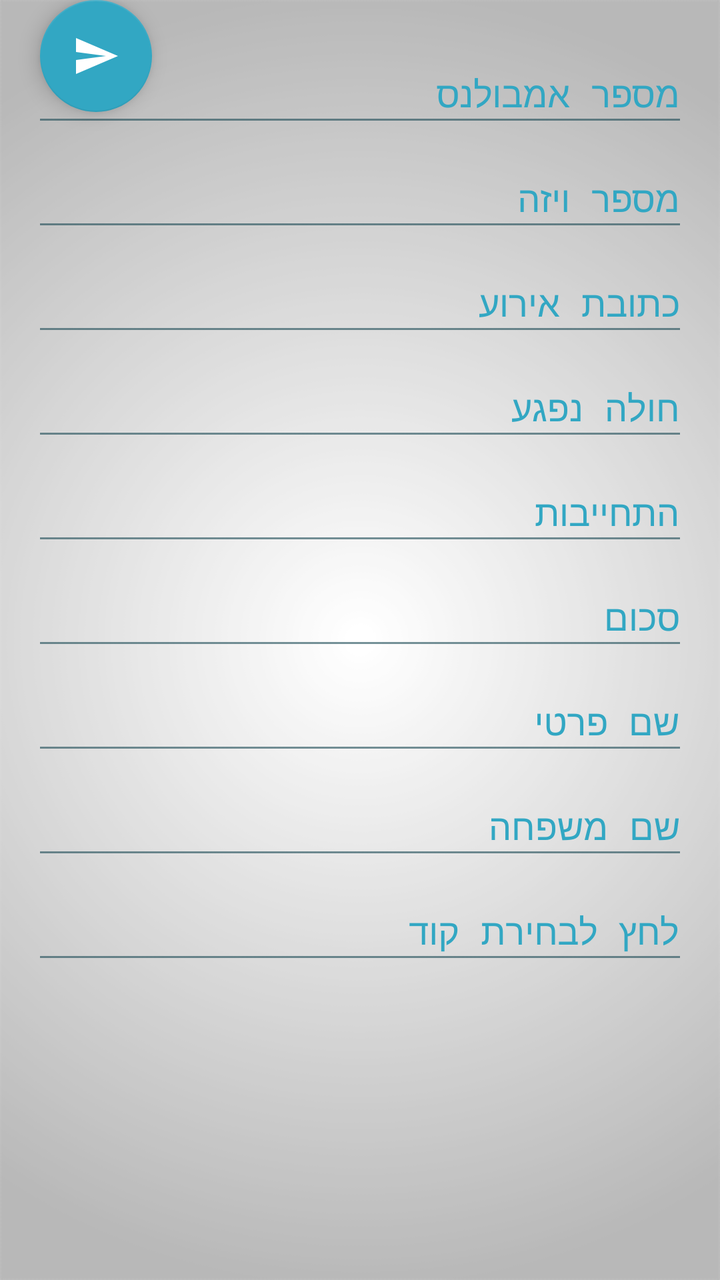
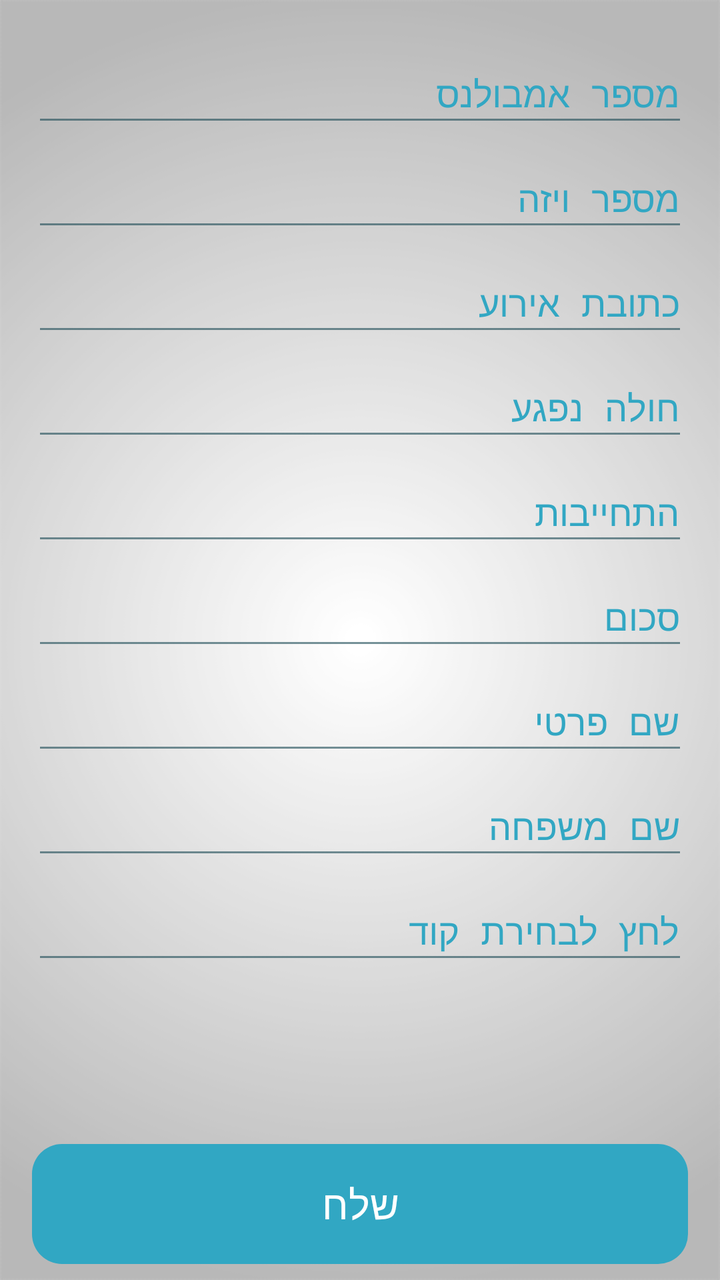

Two renders of the same Android screen: before a commit and after it. Below are the layout's source before the change and the commit's diff.
<!-- AndroidManifest.xml: application theme AppTheme -->
<!-- res/layout/activity_main.xml -->
<?xml version="1.0" encoding="utf-8"?>
<RelativeLayout xmlns:android="http://schemas.android.com/apk/res/android"
    xmlns:app="http://schemas.android.com/apk/res-auto"
    xmlns:tools="http://schemas.android.com/tools"
    android:layout_width="match_parent"
    android:layout_height="match_parent"
    android:fitsSystemWindows="true"
    android:id="@+id/main3">
    <RelativeLayout
        android:layout_width="match_parent"
    android:layout_height="match_parent"
    android:paddingLeft="@dimen/activity_horizontal_margin"
    android:paddingRight="@dimen/activity_horizontal_margin"
    android:paddingTop="@dimen/activity_vertical_margin"
    android:paddingBottom="@dimen/activity_vertical_margin"
        android:layout_marginBottom="55dp"
        android:layoutDirection="ltr"
        app:layout_behavior="@string/appbar_scrolling_view_behavior"
    android:id="@+id/rap">
    <android.support.v4.widget.NestedScrollView
        android:layout_width="wrap_content"
        android:layout_height="wrap_content"
        android:id="@+id/scM">
    <RelativeLayout
        android:layout_width="wrap_content"
        android:layout_height="wrap_content">
        <android.support.design.widget.TextInputLayout
        android:id="@+id/M1ambulanceNumber"
        android:layout_width="match_parent"
        android:layout_height="wrap_content">
            <android.support.design.widget.TextInputEditText
                android:id="@+id/M1txt1E"
                android:layout_width="match_parent"
                android:layout_height="wrap_content"
                android:singleLine="true"
                android:gravity="start"
                android:maxLength="4"
                android:inputType="numberDecimal"
                android:hint="@string/ambN" />
    </android.support.design.widget.TextInputLayout>
        <android.support.design.widget.TextInputLayout
            android:id="@+id/M1visaNumber"
            android:layout_below="@+id/M1ambulanceNumber"
            android:layout_width="match_parent"
            android:layout_height="wrap_content">
            <android.support.design.widget.TextInputEditText
                android:id="@+id/M1visaT"
                android:layout_width="match_parent"
                android:layout_height="wrap_content"
                android:singleLine="true"
                android:gravity="start"
                android:maxLength="4"
                android:inputType="numberDecimal"
                android:hint="@string/visa" />
        </android.support.design.widget.TextInputLayout>
        <android.support.design.widget.TextInputLayout
            android:id="@+id/M1address"
            android:layout_below="@+id/M1visaNumber"
            android:layout_width="match_parent"
            android:layout_height="wrap_content">

            <android.support.design.widget.TextInputEditText
                android:id="@+id/M1addressT"
                android:layout_width="match_parent"
                android:layout_height="wrap_content"
                android:singleLine="true"
                android:gravity="start"
                android:inputType="text"
                android:hint="@string/address" />
        </android.support.design.widget.TextInputLayout>
        <android.support.design.widget.TextInputLayout
            android:id="@+id/M1HoleNifga"
            android:layout_below="@+id/M1address"
            android:layout_width="match_parent"
            android:layout_height="wrap_content">

            <android.support.design.widget.TextInputEditText
                android:id="@+id/M1txt2E"
                android:layout_width="match_parent"
                android:layout_height="wrap_content"
                android:singleLine="true"
                android:gravity="start"
                android:inputType="number"
                android:hint="@string/HN" />
        </android.support.design.widget.TextInputLayout>
        <android.support.design.widget.TextInputLayout
        android:id="@+id/M1Hitchayvut"
            android:layout_below="@+id/M1HoleNifga"
        android:layout_width="match_parent"
        android:layout_height="wrap_content">

        <android.support.design.widget.TextInputEditText
            android:id="@+id/M1txt3"
            android:layout_width="match_parent"
            android:layout_height="wrap_content"
            android:singleLine="true"
            android:gravity="start"
            android:inputType="numberDecimal"
            android:hint="@string/HT" />
    </android.support.design.widget.TextInputLayout>
        <android.support.design.widget.TextInputLayout
            android:id="@+id/M1Schum"
            android:layout_below="@+id/M1Hitchayvut"
            android:layout_width="match_parent"
            android:layout_height="wrap_content">

            <android.support.design.widget.TextInputEditText
                android:id="@+id/M1txt6E"
                android:layout_width="match_parent"
                android:layout_height="wrap_content"
                android:singleLine="true"
                android:gravity="start"
                android:maxLength="4"
                android:inputType="number"
                android:hint="@string/SUM" />
        </android.support.design.widget.TextInputLayout>
        <android.support.design.widget.TextInputLayout
            android:id="@+id/M1firstName"
            android:layout_below="@+id/M1Schum"
            android:layout_width="match_parent"
            android:layout_height="wrap_content">

            <android.support.design.widget.TextInputEditText
                android:id="@+id/M1txt4E"
                android:layout_width="match_parent"
                android:layout_height="wrap_content"
                android:singleLine="true"
                android:gravity="start"
                android:inputType="text"
                android:hint="@string/Fna" />
        </android.support.design.widget.TextInputLayout>
        <android.support.design.widget.TextInputLayout
            android:id="@+id/M1familyName"
            android:layout_below="@+id/M1firstName"
            android:layout_width="match_parent"
            android:layout_height="wrap_content">

            <android.support.design.widget.TextInputEditText
                android:id="@+id/M1txt5"
                android:layout_width="match_parent"
                android:layout_height="wrap_content"
                android:singleLine="true"
                android:gravity="start"
                android:imeOptions="actionNext"
                android:inputType="text"
                android:hint="@string/Lna" />
        </android.support.design.widget.TextInputLayout>

        <android.support.design.widget.TextInputLayout
            android:id="@+id/M1MedicalCode"
            android:layout_below="@+id/M1familyName"
            android:layout_width="match_parent"
            android:layout_height="wrap_content">

            <android.support.design.widget.TextInputEditText
                android:id="@+id/M1button2"
                android:layout_width="match_parent"
                android:layout_height="wrap_content"
                android:singleLine="true"
                android:gravity="start"
                android:focusable="false"
                android:inputType="number"
                android:imeOptions="actionNext"
                android:hint="@string/pickC" />
        </android.support.design.widget.TextInputLayout>
    </RelativeLayout>
    </android.support.v4.widget.NestedScrollView>
</RelativeLayout>
    <android.support.design.widget.FloatingActionButton
        android:layout_width="wrap_content"
        android:layout_height="wrap_content"
        android:id="@+id/M1btn1"
        android:src="@drawable/ic_send"
        app:backgroundTint="@color/ColorAqua"
        app:rippleColor="@color/ColorBlue"
        android:layout_marginLeft="20dp"
        android:layout_marginRight="20dp"
        android:layout_marginBottom="20dp"/>
</RelativeLayout>
<!-- resources referenced by this layout -->
<resources>
  <color name="ColorAqua">#32a7c3</color>
  <color name="ColorBlue">#98194853</color>
  <dimen name="activity_horizontal_margin">16dp</dimen>
  <dimen name="activity_vertical_margin">16dp</dimen>
  <!-- drawable ic_send (drawable) -->
  <vector xmlns:android="http://schemas.android.com/apk/res/android"
          android:width="24dp"
          android:height="24dp"
          android:viewportWidth="24.0"
          android:viewportHeight="24.0">
      <path
          android:fillColor="#FFFFFFFF"
          android:pathData="M2.01,21L23,12 2.01,3 2,10l15,2 -15,2z" />
  </vector>
  <string name="Fna">שם פרטי</string>
  <string name="HN">חולה נפגע</string>
  <string name="HT">התחייבות</string>
  <string name="Lna">שם משפחה</string>
  <string name="SUM">סכום</string>
  <string name="address">כתובת אירוע</string>
  <string name="ambN">מספר אמבולנס</string>
  <string name="pickC">לחץ לבחירת קוד</string>
  <string name="visa">מספר ויזה</string>
  <style name="AppTheme" parent="Theme.AppCompat.Light">
          
          <item name="android:textColor">@color/Black</item>
          <item name="colorPrimary">@color/ColorPrimary</item>
          <item name="colorPrimaryDark">@color/ColorPrimaryDark</item>
          <item name="android:textColorHintInverse">@color/ColorBlue</item>
          <item name="actionBarTheme">@style/ThemeOverlay.AppCompat.Dark.ActionBar</item>
          <item name="buttonStyle">@style/FButton</item>
          <item name="android:buttonStyle">@style/FButton</item>
          <item name="colorAccent">@color/materialGrey300</item>
          
          <item name="android:actionMenuTextColor">@color/Black</item>
          <item name="android:itemBackground">@color/materialGrey300</item>
          <item name="android:textColorSecondary">@color/ColorRedDark</item>
          <item name="android:windowBackground">@drawable/ic_bgg</item>
          <item name="android:typeface">monospace</item>
  
          <item name="android:textColorHint">@color/ColorAqua</item>
          <item name="colorControlNormal">@color/ColorBlue</item>
          <item name="colorControlActivated">@color/ColorAqua</item>
          <item name="colorControlHighlight">@color/ColorAqua</item>
      </style>
  <color name="Black">#000000</color>
  <color name="ColorPrimary">#10133b</color>
  <color name="ColorPrimaryDark">#1a1d4b</color>
  <style name="FButton" parent="Theme.AppCompat.Light">
          <item name="colorControlHighlight">@color/ColorBlue</item>
          <item name="android:textColor">@color/ColorAqua</item>
          <item name="android:textSize">20sp</item>
      </style>
  <color name="materialGrey300">#ffe0e0e0</color>
  <color name="ColorRedDark">#6b0000</color>
  <!-- drawable ic_bgg: png bitmap (drawable, 33899 bytes) -->
</resources>

<!-- the commit's change to res/layout/activity_main.xml (unified diff, before → after) -->
@@ -8,16 +8,17 @@
     android:id="@+id/main3">
     <RelativeLayout
         android:layout_width="match_parent"
-    android:layout_height="match_parent"
-    android:paddingLeft="@dimen/activity_horizontal_margin"
-    android:paddingRight="@dimen/activity_horizontal_margin"
-    android:paddingTop="@dimen/activity_vertical_margin"
-    android:paddingBottom="@dimen/activity_vertical_margin"
-        android:layout_marginBottom="55dp"
+        android:layout_height="match_parent"
+        android:paddingLeft="@dimen/activity_horizontal_margin"
+        android:paddingRight="@dimen/activity_horizontal_margin"
+        android:paddingTop="@dimen/activity_vertical_margin"
+        android:paddingBottom="@dimen/activity_vertical_margin"
+        android:layout_marginBottom="10dp"
         android:layoutDirection="ltr"
+        android:layout_above="@id/M1btnN"
         app:layout_behavior="@string/appbar_scrolling_view_behavior"
-    android:id="@+id/rap">
-    <android.support.v4.widget.NestedScrollView
+        android:id="@+id/rap">
+            <android.support.v4.widget.NestedScrollView
         android:layout_width="wrap_content"
         android:layout_height="wrap_content"
         android:id="@+id/scM">
@@ -165,15 +166,22 @@
         </android.support.design.widget.TextInputLayout>
     </RelativeLayout>
     </android.support.v4.widget.NestedScrollView>
+    </RelativeLayout>
+
+    <Button
+        android:id="@+id/M1btnN"
+        android:layout_width="match_parent"
+        android:layout_height="60dp"
+        android:layout_alignParentBottom="true"
+        android:layout_centerHorizontal="true"
+        android:layout_marginStart="@dimen/activity_vertical_margin"
+        android:layout_marginEnd="@dimen/activity_vertical_margin"
+        android:paddingEnd="@dimen/activity_horizontal_margin"
+        android:paddingStart="@dimen/activity_horizontal_margin"
+        android:layout_marginBottom="8dp"
+        android:background="@drawable/btns_new"
+        android:gravity="center|center_horizontal|center_vertical"
+        android:text="@string/succ"
+        android:textColor="#FFF"
+        android:textSize="20sp" />
 </RelativeLayout>
-    <android.support.design.widget.FloatingActionButton
-        android:layout_width="wrap_content"
-        android:layout_height="wrap_content"
-        android:id="@+id/M1btn1"
-        android:src="@drawable/ic_send"
-        app:backgroundTint="@color/ColorAqua"
-        app:rippleColor="@color/ColorBlue"
-        android:layout_marginLeft="20dp"
-        android:layout_marginRight="20dp"
-        android:layout_marginBottom="20dp"/>
-</RelativeLayout>
<!-- resource entries referenced after the edit -->
@@ -4,16 +4,21 @@
   <color name="ColorBlue">#98194853</color>
   <dimen name="activity_horizontal_margin">16dp</dimen>
   <dimen name="activity_vertical_margin">16dp</dimen>
-  <!-- drawable ic_send (drawable) -->
-  <vector xmlns:android="http://schemas.android.com/apk/res/android"
-          android:width="24dp"
-          android:height="24dp"
-          android:viewportWidth="24.0"
-          android:viewportHeight="24.0">
-      <path
-          android:fillColor="#FFFFFFFF"
-          android:pathData="M2.01,21L23,12 2.01,3 2,10l15,2 -15,2z" />
-  </vector>
+  <!-- drawable btns_new (drawable) -->
+  <?xml version="1.0" encoding="utf-8"?>
+  <shape xmlns:android="http://schemas.android.com/apk/res/android"
+      android:shape="rectangle">
+      <corners android:radius="15dp" />
+      <solid android:color="@color/ColorNice" />
+      <padding
+          android:right="0dp"
+          android:left="0dp"
+          android:bottom="0dp"
+          android:top="0dp" />
+      <stroke
+          android:width="0dp"
+          android:color="#1e869f" />
+  </shape>
   <string name="Fna">שם פרטי</string>
   <string name="HN">חולה נפגע</string>
   <string name="HT">התחייבות</string>
@@ -22,6 +27,7 @@
   <string name="address">כתובת אירוע</string>
   <string name="ambN">מספר אמבולנס</string>
   <string name="pickC">לחץ לבחירת קוד</string>
+  <string name="succ">שלח</string>
   <string name="visa">מספר ויזה</string>
   <style name="AppTheme" parent="Theme.AppCompat.Light">
           
@@ -45,6 +51,7 @@
           <item name="colorControlActivated">@color/ColorAqua</item>
           <item name="colorControlHighlight">@color/ColorAqua</item>
       </style>
+  <color name="ColorNice">#31a7c3</color>
   <color name="Black">#000000</color>
   <color name="ColorPrimary">#10133b</color>
   <color name="ColorPrimaryDark">#1a1d4b</color>
